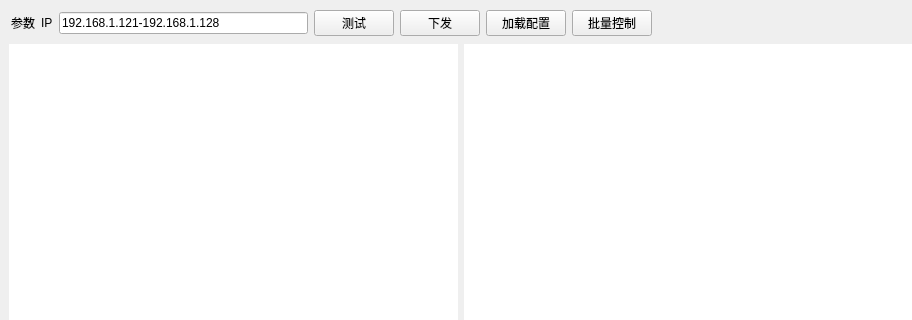
Shogpe/bmsTool, file views/scan_settings/scan_settings.ui: the form before one commit; both pictures show x 0 to 912 and y 0 to 320 of the 912 by 460 pixel window.
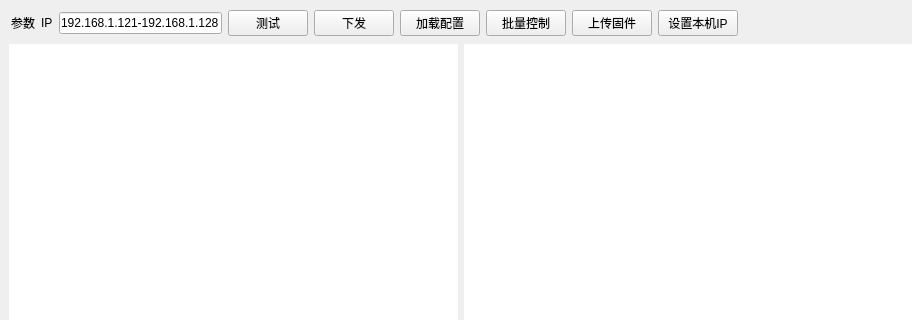
The form after the commit.

What changed in the file:
```diff
--- a/views/scan_settings/scan_settings.ui
+++ b/views/scan_settings/scan_settings.ui
@@ -129,6 +129,26 @@
         </property>
        </widget>
       </item>
+      <item>
+       <widget class="QPushButton" name="btnUpload">
+        <property name="cursor">
+         <cursorShape>PointingHandCursor</cursorShape>
+        </property>
+        <property name="text">
+         <string>上传固件</string>
+        </property>
+       </widget>
+      </item>
+      <item>
+       <widget class="QPushButton" name="btnSetIp">
+        <property name="cursor">
+         <cursorShape>PointingHandCursor</cursorShape>
+        </property>
+        <property name="text">
+         <string>设置本机IP</string>
+        </property>
+       </widget>
+      </item>
       <item>
        <spacer name="horizontalSpacer_3">
         <property name="orientation">
```
